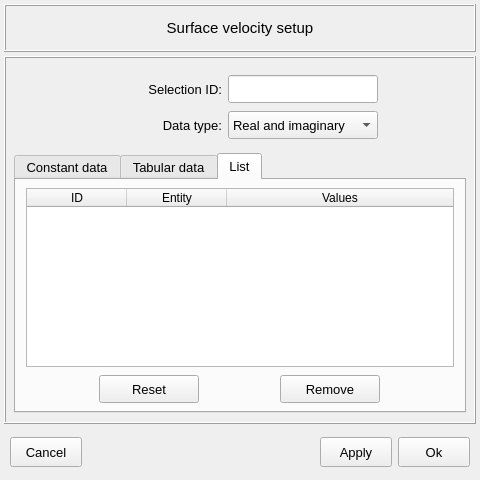
Before: the Qt Designer form vibra/interface/data/ui_files/model/acoustic/excitations/surface_velocity_inputs.ui in MOPT-UFSC/VIBRA, drawn with Qt 5.
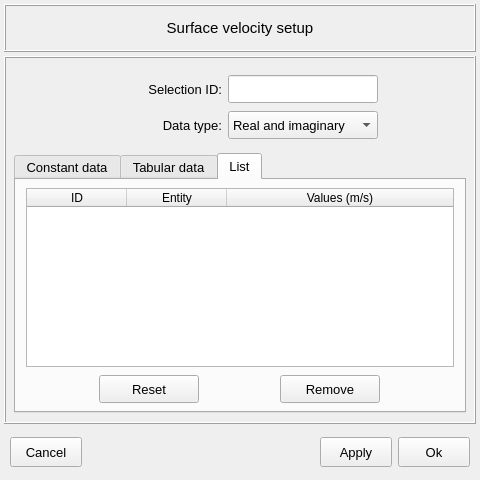
After: the same form once the commit is applied. The open tabs and pages were chosen to show the change. Icons and pictures are not drawn.

What changed in the file:
```diff
--- a/vibra/interface/data/ui_files/model/acoustic/excitations/surface_velocity_inputs.ui
+++ b/vibra/interface/data/ui_files/model/acoustic/excitations/surface_velocity_inputs.ui
@@ -994,7 +994,7 @@
             </column>
             <column>
              <property name="text">
-              <string>Values</string>
+              <string>Values (m/s)</string>
              </property>
              <property name="textAlignment">
               <set>AlignCenter</set>
```
